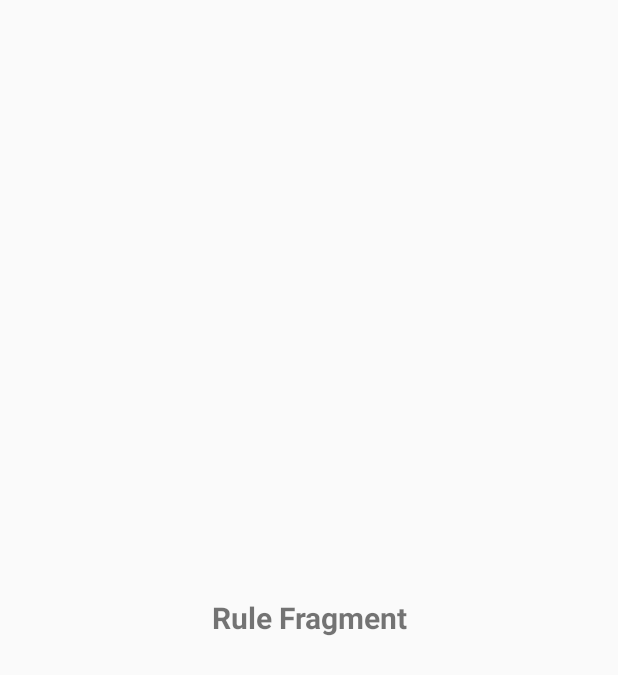
After one commit to trancenoid/MAD, an Android app: the fragment FragmentRules shown on its own in the app's theme, on a phone screen of 412 x 824 dp. The commit adds this screen. Shown: the top 675 px of the screen. Run offline under Robolectric (Android 15) with nearby library versions, the phone set to English and light mode, and no system bars.

Commit message:
Fragments added

```diff
--- /dev/null
+++ b/app/src/main/java/com/xhedra/mad/FragmentRules.java
@@ -0,0 +1,22 @@
+package com.xhedra.mad;
+
+import android.os.Bundle;
+import android.support.annotation.NonNull;
+import android.support.annotation.Nullable;
+import android.support.v4.app.Fragment;
+import android.view.LayoutInflater;
+import android.view.View;
+import android.view.ViewGroup;
+
+public class FragmentRules extends Fragment {
+    View view;
+    @Nullable
+    @Override
+    public View onCreateView(@NonNull LayoutInflater inflater, @Nullable ViewGroup container, @Nullable Bundle savedInstanceState) {
+        view = inflater.inflate(R.layout.rule_fragment,container,false);
+        return view;
+    }
+
+    public FragmentRules() {
+    }
+}
--- a/app/src/main/res/layout/activity_main.xml
+++ b/app/src/main/res/layout/activity_main.xml
@@ -30,6 +30,10 @@
         android:id="@+id/tabId"
         app:tabTextColor="#fff"
         app:tabIndicatorColor="#2d2d2d"
-        android:background="#2d2d2d"></android.support.design.widget.TabLayout>
+        android:background="#2d2d2d"/>
+    <android.support.v4.view.ViewPager
+        android:layout_width="match_parent"
+        android:layout_height="match_parent"
+        android:id="@+id/viewPager"></android.support.v4.view.ViewPager>
 
 </LinearLayout>
--- /dev/null
+++ b/app/src/main/res/layout/rule_fragment.xml
@@ -0,0 +1,17 @@
+<?xml version="1.0" encoding="utf-8"?>
+<LinearLayout
+    xmlns:android="http://schemas.android.com/apk/res/android" android:layout_width="match_parent"
+    android:layout_height="match_parent"
+    android:orientation="vertical"
+    android:gravity="center">
+
+
+<TextView
+    android:layout_width="match_parent"
+    android:layout_height="wrap_content"
+    android:text="Rule Fragment"
+    android:textSize="20sp"
+    android:textAlignment="center"
+    android:textStyle="bold"
+    />
+</LinearLayout>
```
Also changed, not shown: app/src/main/java/com/xhedra/mad/FragmentInfo.java (added, +22 -0 lines), app/src/main/java/com/xhedra/mad/ViewPagerAdapter.java (added, +27 -0 lines), app/src/main/res/layout/info_fragment.xml (added, +17 -0 lines).
